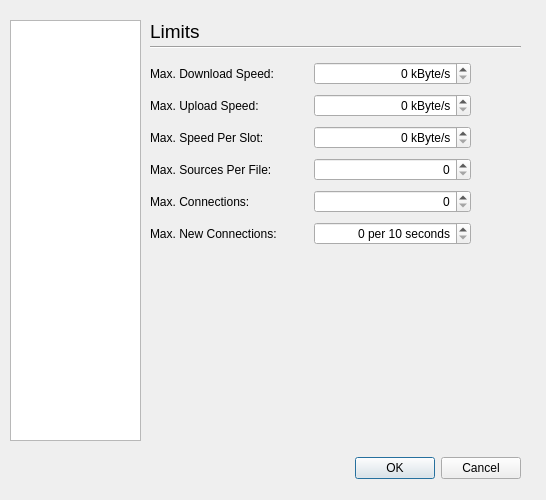
Qt form juicer/src/qajoptionsdialogbase.ui (applejuicenetz/gui-juicer) before a commit.
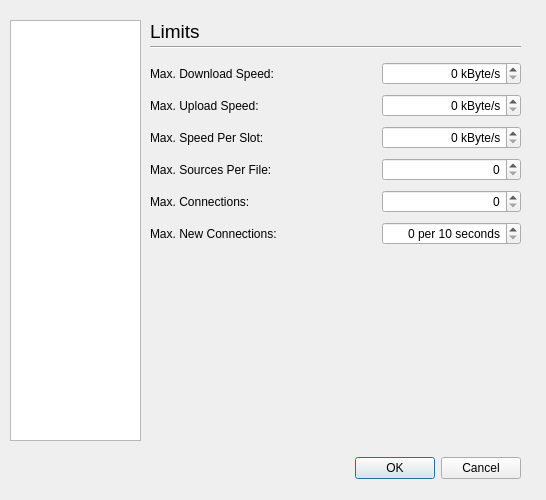
The same form after that commit. The open tabs and pages were chosen to show the change.

Commit message: width of limit labels increased

The edit to the form file:
```diff
--- a/juicer/src/qajoptionsdialogbase.ui
+++ b/juicer/src/qajoptionsdialogbase.ui
@@ -302,7 +302,7 @@
       <rect>
        <x>10</x>
        <y>50</y>
-       <width>321</width>
+       <width>371</width>
        <height>194</height>
       </rect>
      </property>
@@ -310,11 +310,29 @@
       <property name="margin" >
        <number>0</number>
       </property>
-      <property name="spacing" >
+      <property name="topMargin" >
+       <number>0</number>
+      </property>
+      <property name="rightMargin" >
+       <number>0</number>
+      </property>
+      <property name="bottomMargin" >
+       <number>0</number>
+      </property>
+      <property name="horizontalSpacing" >
+       <number>6</number>
+      </property>
+      <property name="verticalSpacing" >
        <number>6</number>
       </property>
       <item row="3" column="1" >
        <widget class="QSpinBox" name="sourcesSpin" >
+        <property name="sizePolicy" >
+         <sizepolicy vsizetype="Fixed" hsizetype="Minimum" >
+          <horstretch>1</horstretch>
+          <verstretch>0</verstretch>
+         </sizepolicy>
+        </property>
         <property name="alignment" >
          <set>Qt::AlignRight</set>
         </property>
@@ -328,6 +346,12 @@
       </item>
       <item row="1" column="0" >
        <widget class="QLabel" name="label_11" >
+        <property name="sizePolicy" >
+         <sizepolicy vsizetype="Preferred" hsizetype="Preferred" >
+          <horstretch>50</horstretch>
+          <verstretch>0</verstretch>
+         </sizepolicy>
+        </property>
         <property name="text" >
          <string>Max. Upload Speed:</string>
         </property>
@@ -335,6 +359,12 @@
       </item>
       <item row="0" column="0" >
        <widget class="QLabel" name="label_10" >
+        <property name="sizePolicy" >
+         <sizepolicy vsizetype="Preferred" hsizetype="Preferred" >
+          <horstretch>50</horstretch>
+          <verstretch>0</verstretch>
+         </sizepolicy>
+        </property>
         <property name="text" >
          <string>Max. Download Speed:</string>
         </property>
@@ -342,6 +372,12 @@
       </item>
       <item row="2" column="0" >
        <widget class="QLabel" name="label_12" >
+        <property name="sizePolicy" >
+         <sizepolicy vsizetype="Preferred" hsizetype="Preferred" >
+          <horstretch>50</horstretch>
+          <verstretch>0</verstretch>
+         </sizepolicy>
+        </property>
         <property name="text" >
          <string>Max. Speed Per Slot:</string>
         </property>
@@ -349,6 +385,12 @@
       </item>
       <item row="1" column="1" >
        <widget class="QSpinBox" name="upSpin" >
+        <property name="sizePolicy" >
+         <sizepolicy vsizetype="Fixed" hsizetype="Minimum" >
+          <horstretch>1</horstretch>
+          <verstretch>0</verstretch>
+         </sizepolicy>
+        </property>
         <property name="alignment" >
          <set>Qt::AlignRight</set>
         </property>
@@ -362,6 +404,12 @@
       </item>
       <item row="5" column="0" >
        <widget class="QLabel" name="label_15" >
+        <property name="sizePolicy" >
+         <sizepolicy vsizetype="Preferred" hsizetype="Preferred" >
+          <horstretch>50</horstretch>
+          <verstretch>0</verstretch>
+         </sizepolicy>
+        </property>
         <property name="text" >
          <string>Max. New Connections:</string>
         </property>
@@ -369,6 +417,12 @@
       </item>
       <item row="4" column="0" >
        <widget class="QLabel" name="label_14" >
+        <property name="sizePolicy" >
+         <sizepolicy vsizetype="Preferred" hsizetype="Preferred" >
+          <horstretch>50</horstretch>
+          <verstretch>0</verstretch>
+         </sizepolicy>
+        </property>
         <property name="text" >
          <string>Max. Connections:</string>
         </property>
@@ -376,6 +430,12 @@
       </item>
       <item row="2" column="1" >
        <widget class="QSpinBox" name="slotSpin" >
+        <property name="sizePolicy" >
+         <sizepolicy vsizetype="Fixed" hsizetype="Minimum" >
+          <horstretch>1</horstretch>
+          <verstretch>0</verstretch>
+         </sizepolicy>
+        </property>
         <property name="alignment" >
          <set>Qt::AlignRight</set>
         </property>
@@ -389,6 +449,12 @@
       </item>
       <item row="0" column="1" >
        <widget class="QSpinBox" name="downSpin" >
+        <property name="sizePolicy" >
+         <sizepolicy vsizetype="Fixed" hsizetype="Minimum" >
+          <horstretch>1</horstretch>
+          <verstretch>0</verstretch>
+         </sizepolicy>
+        </property>
         <property name="alignment" >
          <set>Qt::AlignRight</set>
         </property>
@@ -402,6 +468,12 @@
       </item>
       <item row="4" column="1" >
        <widget class="QSpinBox" name="connectionsSpin" >
+        <property name="sizePolicy" >
+         <sizepolicy vsizetype="Fixed" hsizetype="Minimum" >
+          <horstretch>1</horstretch>
+          <verstretch>0</verstretch>
+         </sizepolicy>
+        </property>
         <property name="alignment" >
          <set>Qt::AlignRight</set>
         </property>
@@ -415,6 +487,12 @@
       </item>
       <item row="5" column="1" >
        <widget class="QSpinBox" name="newSpin" >
+        <property name="sizePolicy" >
+         <sizepolicy vsizetype="Fixed" hsizetype="Minimum" >
+          <horstretch>1</horstretch>
+          <verstretch>0</verstretch>
+         </sizepolicy>
+        </property>
         <property name="alignment" >
          <set>Qt::AlignRight</set>
         </property>
@@ -428,6 +506,12 @@
       </item>
       <item row="3" column="0" >
        <widget class="QLabel" name="label_13" >
+        <property name="sizePolicy" >
+         <sizepolicy vsizetype="Preferred" hsizetype="Preferred" >
+          <horstretch>50</horstretch>
+          <verstretch>0</verstretch>
+         </sizepolicy>
+        </property>
         <property name="text" >
          <string>Max. Sources Per File:</string>
         </property>
```
Left out of the diff: 273 changed lines with no effect on the pictures.
